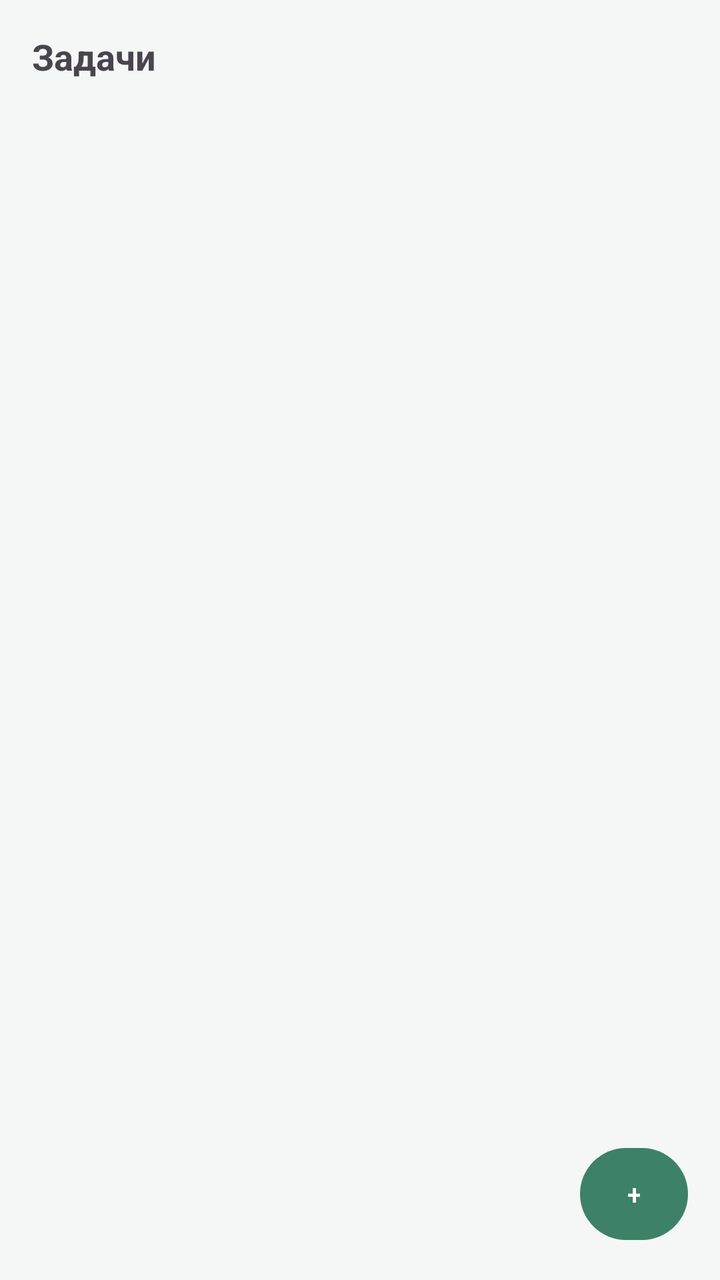
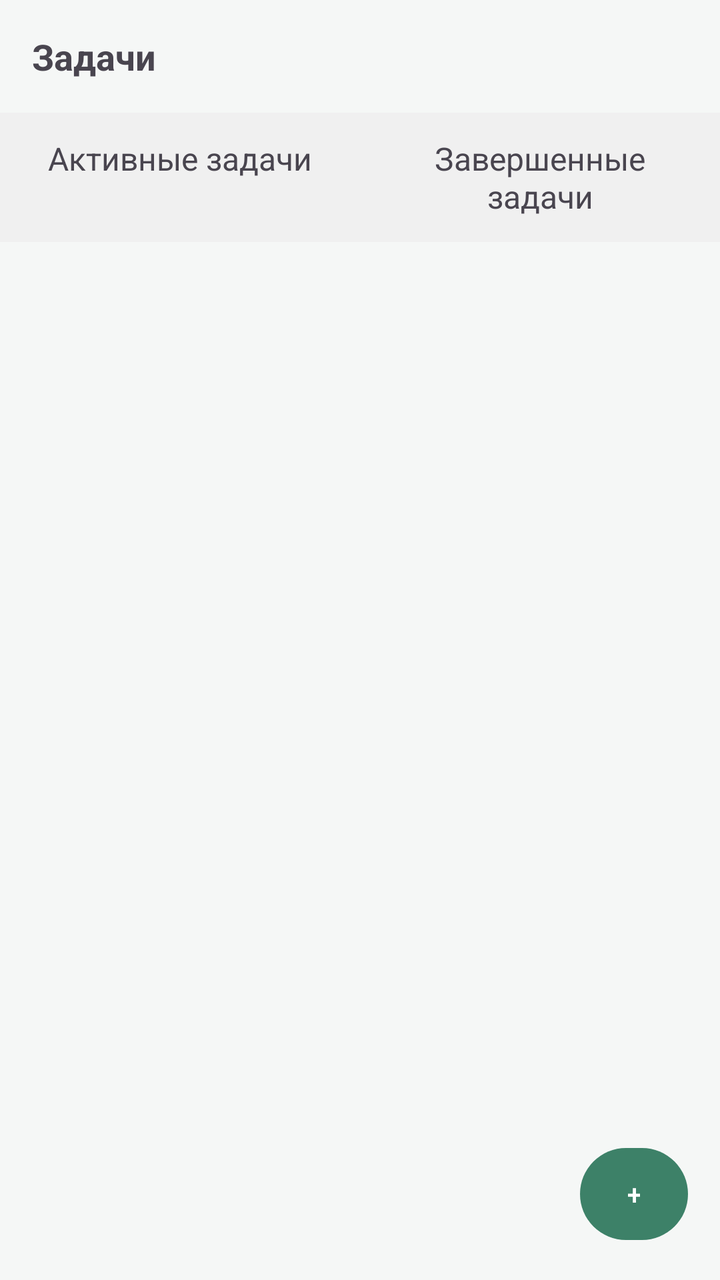

An Android layout rendered at two revisions. The XML below is the earlier revision; the diff shows what the commit changed to produce the second picture.
<!-- AndroidManifest.xml: application theme Theme.Microvolunteering -->
<!-- res/layout/fragment_task_list.xml -->
<?xml version="1.0" encoding="utf-8"?>
<FrameLayout xmlns:android="http://schemas.android.com/apk/res/android"
    xmlns:tools="http://schemas.android.com/tools"
    android:layout_width="match_parent"
    android:layout_height="match_parent"
    tools:context=".presentation.ui.TaskListFragment">

    <ProgressBar
        android:id="@+id/progressBar"
        android:layout_width="wrap_content"
        android:layout_height="wrap_content"
        android:layout_gravity="center"
        android:visibility="gone"/>

    <LinearLayout
        android:layout_width="match_parent"
        android:layout_height="match_parent"
        android:orientation="vertical">

        <TextView
            android:layout_width="wrap_content"
            android:layout_height="wrap_content"
            android:text="@string/task"
            android:layout_marginTop="16dp"
            android:layout_marginHorizontal="16dp"
            android:textSize="18sp"
            android:textStyle="bold"/>

        <androidx.recyclerview.widget.RecyclerView
            android:id="@+id/recycler_view_tasks"
            android:layout_width="match_parent"
            android:layout_height="match_parent"
            android:layout_marginTop="16dp"/>

    </LinearLayout>

    <Button
        android:id="@+id/btn_new_task"
        android:layout_width="54dp"
        android:layout_height="54dp"
        android:layout_margin="16dp"
        android:text="@string/plus"
        android:layout_gravity="bottom|right"/>

</FrameLayout>
<!-- resources referenced by this layout -->
<resources>
  <string name="plus">+</string>
  <string name="task">Задачи</string>
  <style name="Theme.Microvolunteering" parent="Base.Theme.Microvolunteering" />
  <style name="Base.Theme.Microvolunteering" parent="Theme.Material3.DayNight.NoActionBar">
  
          <item name="colorPrimary">@color/brand_primary</item>     
          <item name="colorPrimaryVariant">@color/brand_primary</item>
          <item name="colorOnPrimary">@color/white</item>
  
          
          <item name="android:windowBackground">@color/app_background</item>
  
          
          <item name="android:statusBarColor">@color/brand_primary</item>
  
          
          <item name="android:textColorPrimary">@color/text_primary</item>
          <item name="colorSecondary">@color/brand_primary</item>
  
      </style>
  <color name="brand_primary">#3D8168</color>
  <color name="white">#FFFFFFFF</color>
  <color name="app_background">#F5F7F6</color>
  <color name="text_primary">#1C352D</color>
</resources>

<!-- the commit's change to res/layout/fragment_task_list.xml (unified diff, before → after) -->
@@ -26,6 +26,38 @@
             android:textSize="18sp"
             android:textStyle="bold"/>
 
+        <LinearLayout
+            android:id="@+id/tab_container"
+            android:layout_width="match_parent"
+            android:layout_height="wrap_content"
+            android:orientation="horizontal"
+            android:background="@color/item_background"
+            android:layout_marginTop="16dp" >
+
+            <TextView
+                android:id="@+id/btn_active_tasks"
+                android:layout_width="0dp"
+                android:layout_height="wrap_content"
+                android:layout_weight="1"
+                android:padding="12dp"
+                android:text="@string/active_task"
+                android:textSize="16sp"
+                android:gravity="center"
+                android:background="@color/selector_tab_container"/>
+
+            <TextView
+                android:id="@+id/btn_completed_tasks"
+                android:layout_width="0dp"
+                android:layout_height="wrap_content"
+                android:layout_weight="1"
+                android:padding="12dp"
+                android:text="@string/complete_task"
+                android:textSize="16sp"
+                android:gravity="center"
+                android:background="@color/selector_tab_container"/>
+
+        </LinearLayout>
+
         <androidx.recyclerview.widget.RecyclerView
             android:id="@+id/recycler_view_tasks"
             android:layout_width="match_parent"
<!-- resource entries referenced after the edit -->
@@ -1,5 +1,8 @@
 <!-- resources referenced by this layout -->
 <resources>
+  <color name="item_background">#F0F0F0</color>
+  <string name="active_task">Активные задачи</string>
+  <string name="complete_task">Завершенные задачи</string>
   <string name="plus">+</string>
   <string name="task">Задачи</string>
   <style name="Theme.Microvolunteering" parent="Base.Theme.Microvolunteering" />
